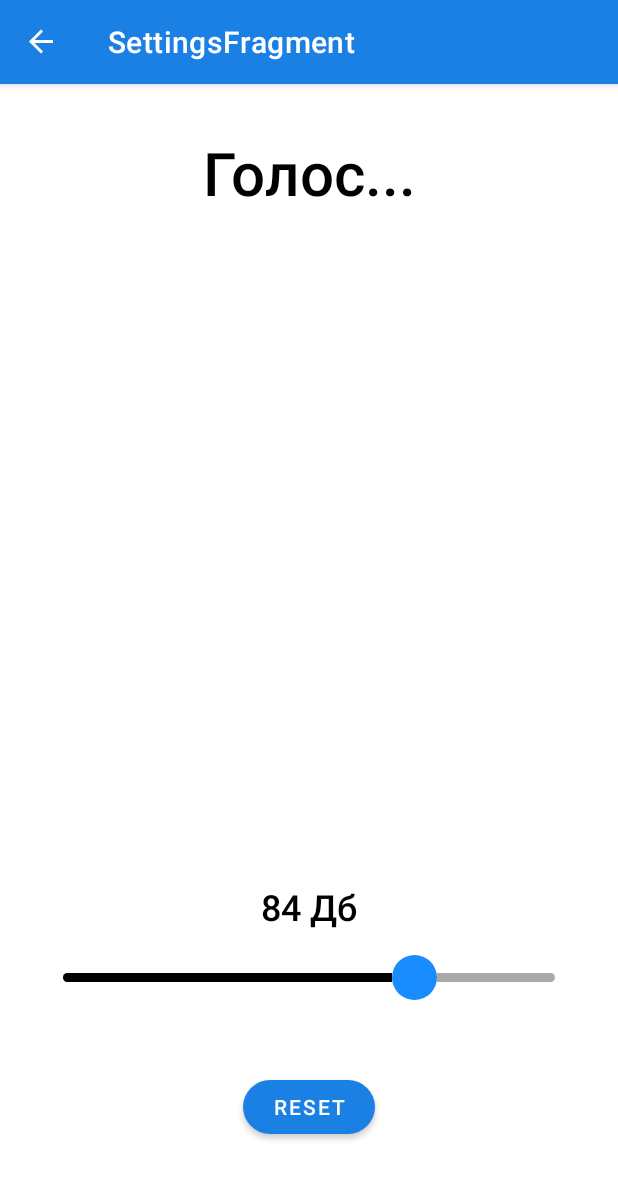
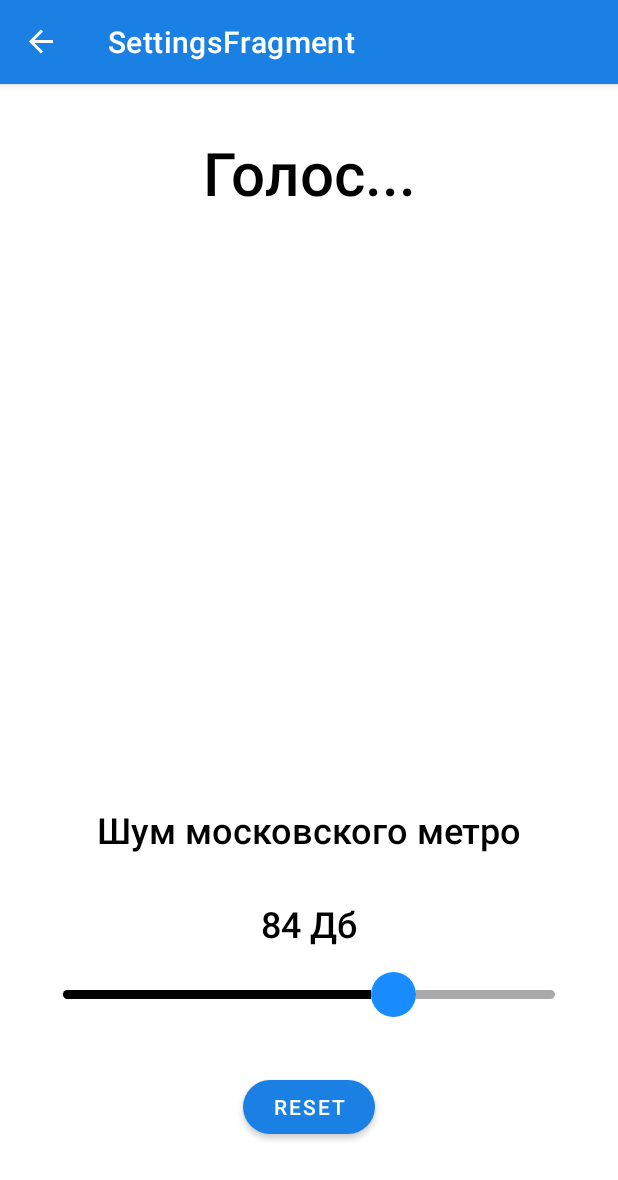
Before and after one commit to zhilovhub/synthtranslator, an Android app: the SettingsFragment screen opened through its navigation route, on a phone screen of 412 x 824 dp. Shown: the top 1180 px of the screen. Run offline under Robolectric (Android 15) with nearby library versions, the phone set to English and light mode, and no system bars; our stand-ins replace data binding, navigation-ui.

Commit message:
decibels_fact_textview

```diff
--- a/synthtranslatorapp/app/src/main/res/layout/fragment_settings.xml
+++ b/synthtranslatorapp/app/src/main/res/layout/fragment_settings.xml
@@ -23,6 +23,20 @@
             app:layout_constraintTop_toTopOf="parent" />
 
         <TextView
+            android:id="@+id/decibels_fact_textview"
+            android:layout_width="wrap_content"
+            android:layout_height="wrap_content"
+            android:layout_marginBottom="30dp"
+            android:fontFamily="sans-serif-medium"
+            android:text="@string/decibelsFact"
+            android:textAlignment="center"
+            android:textColor="@color/black"
+            android:textSize="24sp"
+            app:layout_constraintBottom_toTopOf="@+id/decibels_textview"
+            app:layout_constraintEnd_toEndOf="parent"
+            app:layout_constraintStart_toStartOf="parent" />
+
+        <TextView
             android:id="@+id/decibels_textview"
             android:layout_width="wrap_content"
             android:layout_height="wrap_content"
@@ -40,15 +54,15 @@
             android:id="@+id/seekBar"
             android:layout_width="0dp"
             android:layout_height="30dp"
-            android:max="98"
-            android:progress="70"
+            android:max="110"
+            android:progress="74"
             android:progressDrawable="@drawable/seekbar_style"
             android:thumb="@drawable/custom_thumb"
             android:paddingBottom="12dp"
             android:paddingTop="12dp"
             android:layout_marginStart="26dp"
             android:layout_marginEnd="26dp"
-            android:layout_marginBottom="47dp"
+            android:layout_marginBottom="36dp"
             app:layout_constraintBottom_toTopOf="@+id/resetButton"
             app:layout_constraintEnd_toEndOf="parent"
             app:layout_constraintStart_toStartOf="parent" />
```
Also changed, not shown: synthtranslatorapp/app/src/main/java/com/example/synthtranslator/SettingsFragment.kt (+24 -2 lines).
